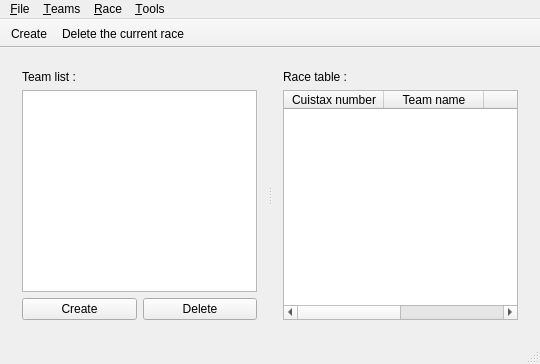
This is MainWindow.ui in xaviermawet/MagneeCuistax2014 as Qt 5 draws it before an edit. The edited form follows.
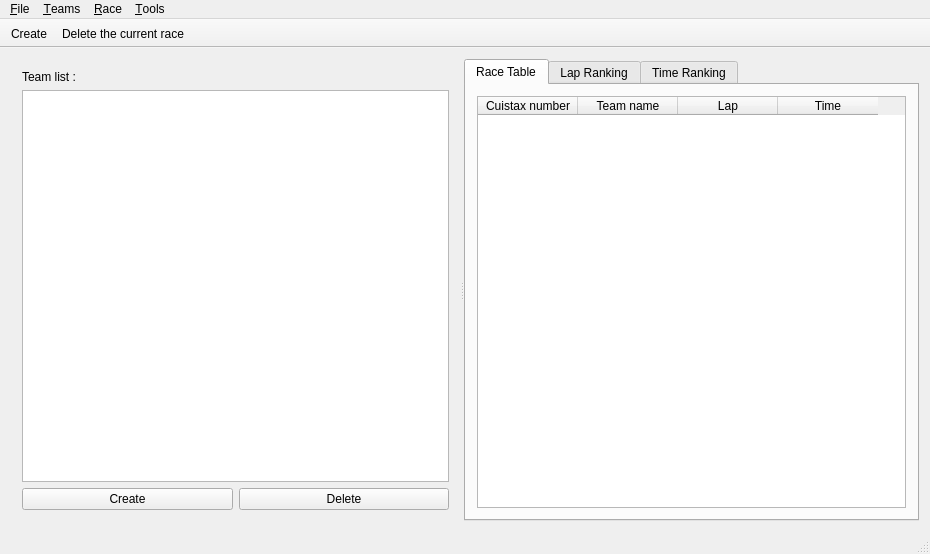
This is the edited form. Icons and pictures are not drawn. Custom widgets are drawn as their Qt base class.

Commit message: Added tab widget with race table in first tab

The edit to the form file:
```diff
--- a/MainWindow.ui
+++ b/MainWindow.ui
@@ -6,8 +6,8 @@
    <rect>
     <x>0</x>
     <y>0</y>
-    <width>540</width>
-    <height>364</height>
+    <width>930</width>
+    <height>554</height>
    </rect>
   </property>
   <property name="windowTitle">
@@ -71,15 +71,15 @@
         </item>
        </layout>
       </widget>
-      <widget class="QWidget" name="layoutWidget">
-       <layout class="QVBoxLayout" name="verticalLayoutLapList">
-        <item>
-         <widget class="QLabel" name="labelLapList">
-          <property name="text">
-           <string>Race table :</string>
-          </property>
-         </widget>
-        </item>
+      <widget class="QTabWidget" name="mainTabWidget">
+       <property name="currentIndex">
+        <number>0</number>
+       </property>
+       <widget class="QWidget" name="tabRaceTable">
+        <attribute name="title">
+         <string>Race Table</string>
+        </attribute>
+        <layout class="QVBoxLayout" name="verticalLayoutTabRaceTable">
         <item>
          <widget class="NTableWidget" name="tableWidgetLapList">
           <property name="contextMenuPolicy">
@@ -124,6 +124,17 @@
         </item>
        </layout>
       </widget>
+       <widget class="QWidget" name="tabLapRanking">
+        <attribute name="title">
+         <string>Lap Ranking</string>
+        </attribute>
+       </widget>
+       <widget class="QWidget" name="tabTimeRanking">
+        <attribute name="title">
+         <string>Time Ranking</string>
+        </attribute>
+       </widget>
+      </widget>
      </widget>
     </item>
    </layout>
@@ -133,7 +144,7 @@
     <rect>
      <x>0</x>
      <y>0</y>
-     <width>540</width>
+     <width>930</width>
      <height>22</height>
     </rect>
    </property>
```
Lines whose indentation alone changed are shown as unchanged.
